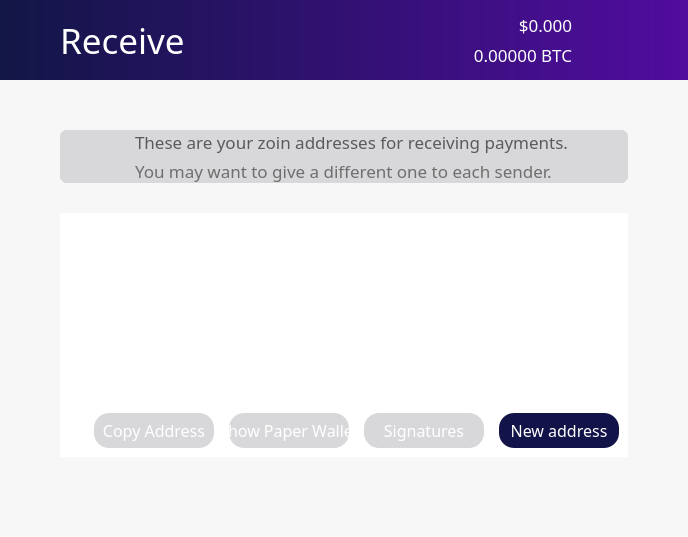
noirofficial/noir, file src/qt/forms/receivecoinsdialog.ui: the form before one commit.
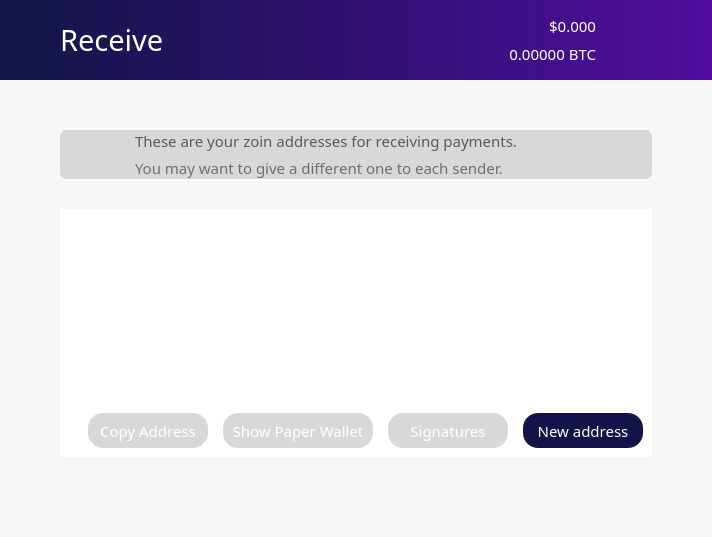
The form after the commit. Icons and pictures are not drawn.

```diff
--- a/src/qt/forms/receivecoinsdialog.ui
+++ b/src/qt/forms/receivecoinsdialog.ui
@@ -6,7 +6,7 @@
    <rect>
     <x>0</x>
     <y>0</y>
-    <width>688</width>
+    <width>712</width>
     <height>537</height>
    </rect>
   </property>
@@ -391,7 +391,7 @@
            </property>
            <layout class="QHBoxLayout" name="horizontalLayout_3">
             <property name="spacing">
-             <number>-1</number>
+             <number>6</number>
             </property>
             <property name="leftMargin">
              <number>60</number>
@@ -416,7 +416,7 @@
               <property name="font">
                <font>
                 <family>ZoinLight</family>
-                <pointsize>26</pointsize>
+                <pointsize>22</pointsize>
                </font>
               </property>
               <property name="autoFillBackground">
@@ -441,7 +441,7 @@
                 <property name="font">
                  <font>
                   <family>ZoinMedium</family>
-                  <pointsize>13</pointsize>
+                  <pointsize>11</pointsize>
                   <weight>50</weight>
                   <bold>false</bold>
                  </font>
@@ -463,7 +463,7 @@
                 <property name="font">
                  <font>
                   <family>ZoinLight</family>
-                  <pointsize>13</pointsize>
+                  <pointsize>11</pointsize>
                   <weight>50</weight>
                   <bold>false</bold>
                  </font>
@@ -827,7 +827,7 @@
                  <property name="font">
                   <font>
                    <family>ZoinMedium</family>
-                   <pointsize>13</pointsize>
+                   <pointsize>11</pointsize>
                    <weight>50</weight>
                    <bold>false</bold>
                   </font>
@@ -866,7 +866,7 @@
                  <property name="font">
                   <font>
                    <family>ZoinLight</family>
-                   <pointsize>13</pointsize>
+                   <pointsize>11</pointsize>
                    <weight>50</weight>
                    <bold>false</bold>
                   </font>
@@ -1199,7 +1199,7 @@
                   <property name="font">
                    <font>
                     <family>ZoinRegular</family>
-                    <pointsize>12</pointsize>
+                    <pointsize>11</pointsize>
                     <weight>50</weight>
                     <bold>false</bold>
                    </font>
@@ -1227,10 +1227,16 @@
                     <verstretch>0</verstretch>
                    </sizepolicy>
                   </property>
+                  <property name="minimumSize">
+                   <size>
+                    <width>150</width>
+                    <height>0</height>
+                   </size>
+                  </property>
                   <property name="font">
                    <font>
                     <family>ZoinRegular</family>
-                    <pointsize>12</pointsize>
+                    <pointsize>11</pointsize>
                     <weight>50</weight>
                     <bold>false</bold>
                    </font>
@@ -1261,7 +1267,7 @@
                   <property name="font">
                    <font>
                     <family>ZoinRegular</family>
-                    <pointsize>12</pointsize>
+                    <pointsize>11</pointsize>
                     <weight>50</weight>
                     <bold>false</bold>
                    </font>
@@ -1292,7 +1298,7 @@
                   <property name="font">
                    <font>
                     <family>ZoinRegular</family>
-                    <pointsize>12</pointsize>
+                    <pointsize>11</pointsize>
                     <weight>50</weight>
                     <bold>false</bold>
                    </font>
```
